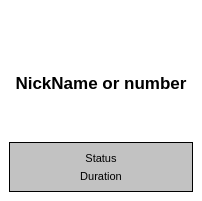
First picture: the form in wengophone/src/presentation/qt/phonecall/QtCallContactWidget.ui, repository tkrotoff/WengoPhone, before the edit.
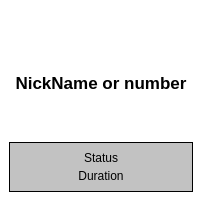
Second picture: the form after the edit. Icons and pictures are not drawn.

The edit to the form file:
```diff
--- a/wengophone/src/presentation/qt/phonecall/QtCallContactWidget.ui
+++ b/wengophone/src/presentation/qt/phonecall/QtCallContactWidget.ui
@@ -634,7 +634,7 @@
       <item row="1" column="0" >
        <widget class="QLabel" name="durationLabel" >
         <property name="text" >
-         <string>&lt;html>&lt;head>&lt;meta name="qrichtext" content="1" />&lt;/head>&lt;body style=" white-space: pre-wrap; font-family:MS Shell Dlg; font-size:8.25pt; font-weight:400; font-style:normal; text-decoration:none;">&lt;p style=" margin-top:0px; margin-bottom:0px; margin-left:0px; margin-right:0px; -qt-block-indent:0; text-indent:0px;">&lt;span style=" font-size:8pt;">Duration&lt;/span>&lt;/p>&lt;/body>&lt;/html></string>
+         <string>Duration</string>
         </property>
         <property name="alignment" >
          <set>Qt::AlignCenter</set>
@@ -644,7 +644,7 @@
       <item row="0" column="0" >
        <widget class="QLabel" name="statusLabel" >
         <property name="text" >
-         <string>&lt;html>&lt;head>&lt;meta name="qrichtext" content="1" />&lt;/head>&lt;body style=" white-space: pre-wrap; font-family:MS Shell Dlg; font-size:8.25pt; font-weight:400; font-style:normal; text-decoration:none;">&lt;p style=" margin-top:0px; margin-bottom:0px; margin-left:0px; margin-right:0px; -qt-block-indent:0; text-indent:0px; font-size:8pt;">Status&lt;/p>&lt;/body>&lt;/html></string>
+         <string>Status</string>
         </property>
         <property name="alignment" >
          <set>Qt::AlignCenter</set>
```
